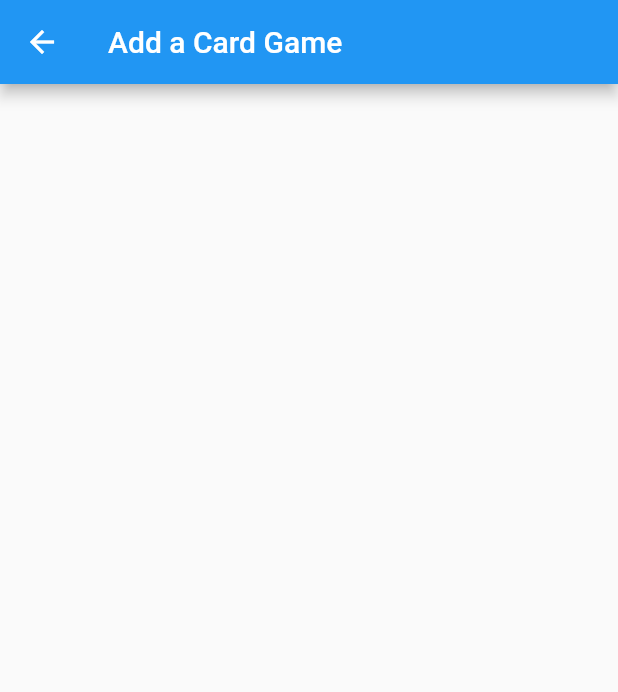
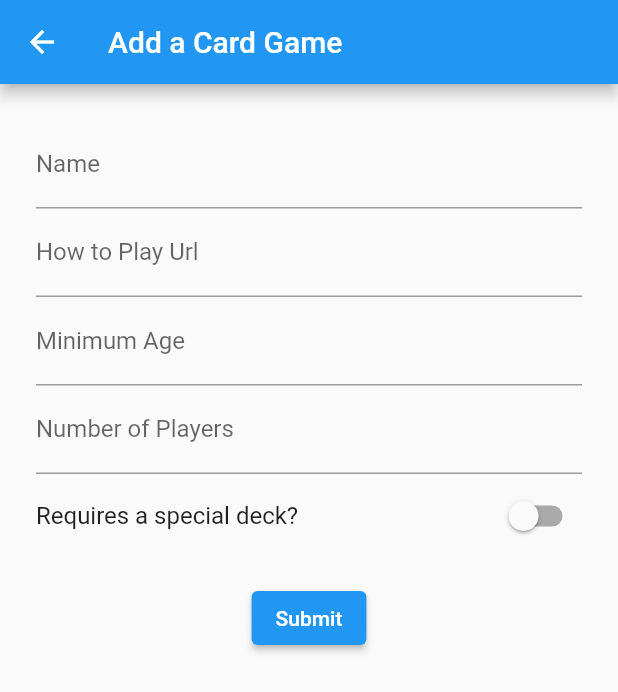
Before and after one commit to lisamartin00/card_games_flutter, a Flutter app: the screen it shows after launch, after a tap on the "add" icon, on a phone screen of 412 x 824 dp. Shown: the top 692 px of the screen. Run offline on Flutter 3.47's test engine with Material 2 defaults, Android fonts, the phone set to English and light mode, and no system bars.

Commit message:
wip form

```diff
--- a/lib/views/card_game_form.dart
+++ b/lib/views/card_game_form.dart
@@ -1,13 +1,152 @@
+import 'package:card_games_flutter/data/card_games.dart';
 import 'package:flutter/material.dart';
+import '../data/card_games.dart';
 
 class CardGameForm extends StatelessWidget {
+  final Function onCardGameSave;
+
+  CardGameForm({Key key, @required this.onCardGameSave}) : super(key: key);
+
   @override
   Widget build(BuildContext context) {
     return Scaffold(
       appBar: AppBar(
         title: Text('Add a Card Game'),
       ),
-      //body: ,
+      body: CreateAGameForm(onCardGameSave: onCardGameSave),
     );
   }
 }
+
+class CreateAGameForm extends StatefulWidget {
+  final Function onCardGameSave;
+
+  CreateAGameForm({Key key, @required this.onCardGameSave}) : super(key: key);
+
+  @override
+  CreateAGameFormState createState() {
+    return CreateAGameFormState(onSave: onCardGameSave);
+  }
+}
+
+class CreateAGameFormState extends State<CreateAGameForm> {
+  final Function onSave;
+
+  CreateAGameFormState({Key key, @required this.onSave});
+
+  final _formKey = GlobalKey<FormState>();
+  String name;
+  String howToPlayUrl;
+  String numPlayers;
+  int minAge;
+  bool doesRequireSpecialDeck = false;
+
+  @override
+  Widget build(BuildContext context) {
+    return Form(
+      key: _formKey,
+      child: Column(
+        crossAxisAlignment: CrossAxisAlignment.start,
+        children: <Widget>[
+          Padding(
+            padding: const EdgeInsets.all(24.0),
+            child: Column(
+              children: [
+                TextFormField(
+                  decoration: InputDecoration(labelText: 'Name'),
+                  onChanged: (value) {
+                    setState(() {
+                      name = value;
+                    });
+                  },
+                  validator: (value) {
+                    if (value.isEmpty) {
+                      return 'Please enter a name for your card game';
+                    }
+                    return null;
+                  },
+                ),
+                TextFormField(
+                  decoration: InputDecoration(labelText: 'How to Play Url'),
+                  onChanged: (value) {
+                    setState(() {
+                      howToPlayUrl = value;
+                    });
+                  },
+                  validator: (value) {
+                    if (value.isEmpty) {
+                      return 'Please enter a URL';
+                    }
+                    return null;
+                  },
+                ),
+                TextFormField(
+                  decoration: InputDecoration(labelText: 'Minimum Age'),
+                  keyboardType: TextInputType.number,
+                  onChanged: (value) {
+                    setState(() {
+                      minAge = int.parse(value);
+                    });
+                  },
+                  validator: (value) {
+                    if (value.isEmpty) {
+                      return 'Please enter a minimum age';
+                    }
+                    return null;
+                  },
+                ),
+                TextFormField(
+                  decoration: InputDecoration(labelText: 'Number of Players'),
+                  onChanged: (value) {
+                    setState(() {
+                      numPlayers = value;
+                    });
+                  },
+                  validator: (value) {
+                    if (value.isEmpty) {
+                      return 'Please enter the number of players';
+                    }
+                    return null;
+                  },
+                ),
+                SwitchListTile(
+                  title: const Text('Requires a special deck?'),
+                  value: doesRequireSpecialDeck,
+                  onChanged: (value) {
+                    setState(() {
+                      doesRequireSpecialDeck = value;
+                    });
+                  },
+                  contentPadding: const EdgeInsets.symmetric(horizontal: 0),
+                ),
+                Padding(
+                  padding: const EdgeInsets.symmetric(vertical: 16.0),
+                  child: ElevatedButton(
+                    onPressed: () {
+                      // Validate returns true if the form is valid, or false
+                      // otherwise.
+                      if (_formKey.currentState.validate()) {
+                        onSave(CardGame(
+                          name: name,
+                          imgSrc: 'assets/defaultGame.jpg',
+                          minAge: minAge,
+                          howToPlayUrl: howToPlayUrl,
+                          requiresSpecialDeck: doesRequireSpecialDeck,
+                          numPlayers: numPlayers,
+                        ));
+                        // If the form is valid, display a Snackbar.
+                        Scaffold.of(context).showSnackBar(
+                            SnackBar(content: Text('Processing Data')));
+                      }
+                    },
+                    child: Text('Submit'),
+                  ),
+                ),
+              ],
+            ),
+          ),
+        ],
+      ),
+    );
+  }
+}
--- a/pubspec.yaml
+++ b/pubspec.yaml
@@ -23,7 +23,7 @@ environment:
 dependencies:
   flutter:
     sdk: flutter
-  url_launcher: 5.7.10
+  url_launcher: ^5.7.10
 
   # The following adds the Cupertino Icons font to your application.
   # Use with the CupertinoIcons class for iOS style icons.
```
Also changed, not shown: lib/views/card_game_list.dart (+12 -0 lines).
